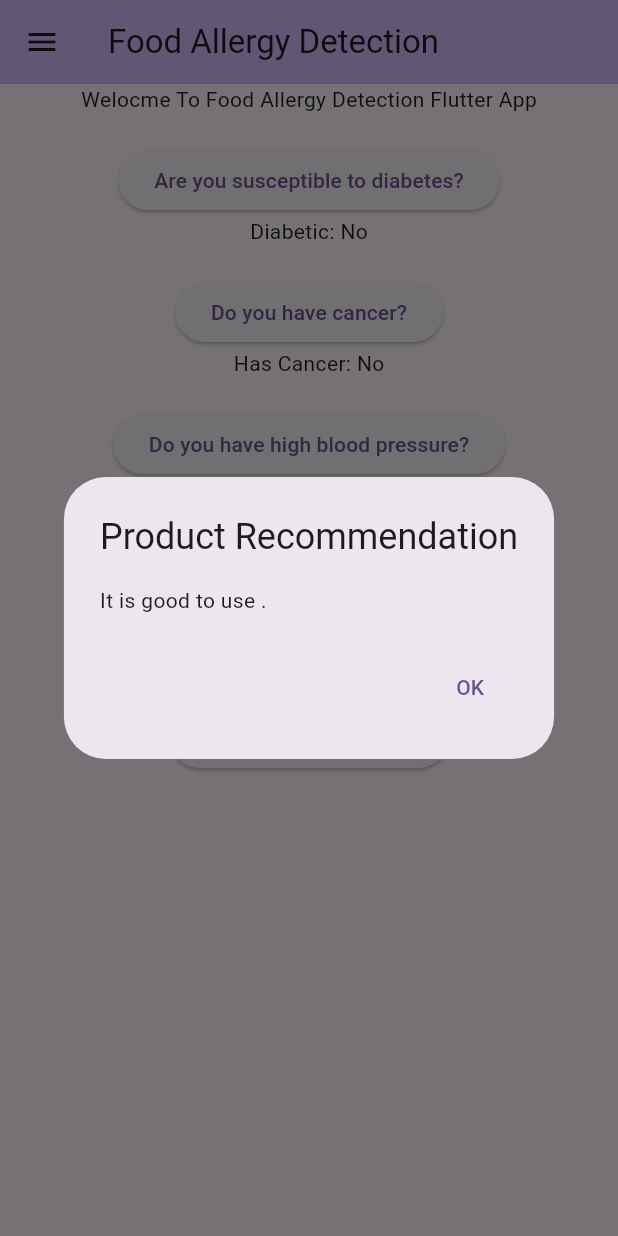
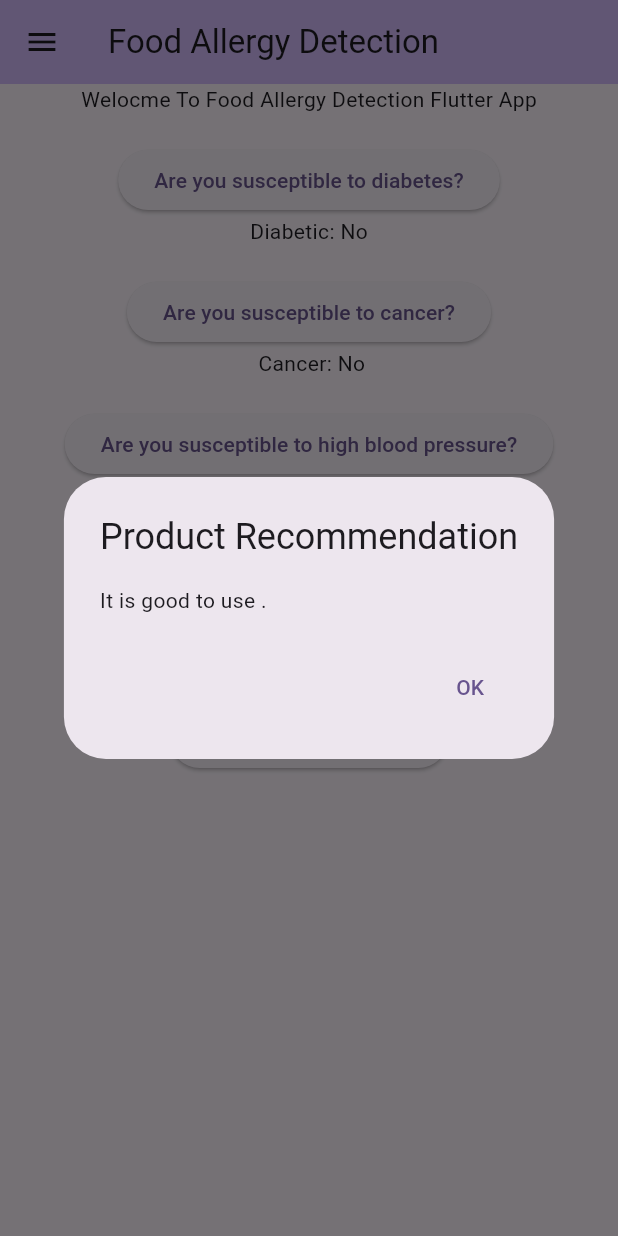
Before and after one commit to dilipharish/food_allergy_detection_app_v1, a Flutter app: the screen it shows after launch, after a tap on "Get Recommendation", on a phone screen of 412 x 824 dp. Run offline on Flutter 3.47's test engine with Material 2 defaults, Android fonts, the phone set to English and light mode, and no system bars; missing offline and left inert: flutter_barcode_scanner, mysql1.

Commit message:
updated 1

```diff
--- a/lib/main.dart
+++ b/lib/main.dart
@@ -240,7 +240,7 @@ class _MyHomePageState extends State<MyHomePage> {
       bool palmOil = productDetails['palm_oil'] == 1;
 
       setState(() {
-        _productName = productDetails['product_name'];
+        _productName = productDetails['product_name'] ?? 'No product ';
         _scanBarcodeResult = barcodeScanRes;
         productInDatabase = true;
       });
@@ -383,7 +383,7 @@ class _MyHomePageState extends State<MyHomePage> {
   }
 
   String getRecommendationText() {
-    if (productInDatabase) {
+    if (_productName != 'No product ') {
       if (shouldAvoidProduct) {
         return "It is better to avoid $_productName.";
       } else {
@@ -477,16 +477,16 @@ class _MyHomePageState extends State<MyHomePage> {
               SizedBox(height: 20),
               ElevatedButton(
                 onPressed: _showCancerQuestionDialog,
-                child: Text("Do you have cancer?"),
+                child: Text("Are you susceptible to cancer?"),
               ),
-              Text("Has Cancer: ${isCancerPatient ? 'Yes' : 'No'}"),
+              Text(" Cancer: ${isCancerPatient ? 'Yes' : 'No'}"),
               SizedBox(height: 20),
               ElevatedButton(
                 onPressed: _showBloodPressureQuestionDialog,
-                child: Text("Do you have high blood pressure?"),
+                child: Text("Are you susceptible to high blood pressure?"),
               ),
               Text(
-                  "Has high blood pressure: ${hasHighBloodPressure ? 'Yes' : 'No'}"),
+                  " High blood pressure: ${hasHighBloodPressure ? 'Yes' : 'No'}"),
               SizedBox(height: 20),
               ElevatedButton(
                 onPressed: scanBarcode,
--- a/pubspec.yaml
+++ b/pubspec.yaml
@@ -41,6 +41,7 @@ dependencies:
   intl: ^0.18.1
   curved_navigation_bar: ^1.0.3
   fl_chart: ^0.64.0
+  flutter_barcode_scanner: ^2.0.0
 
 dev_dependencies:
   flutter_test:
```
Also changed, not shown: pubspec.lock.
